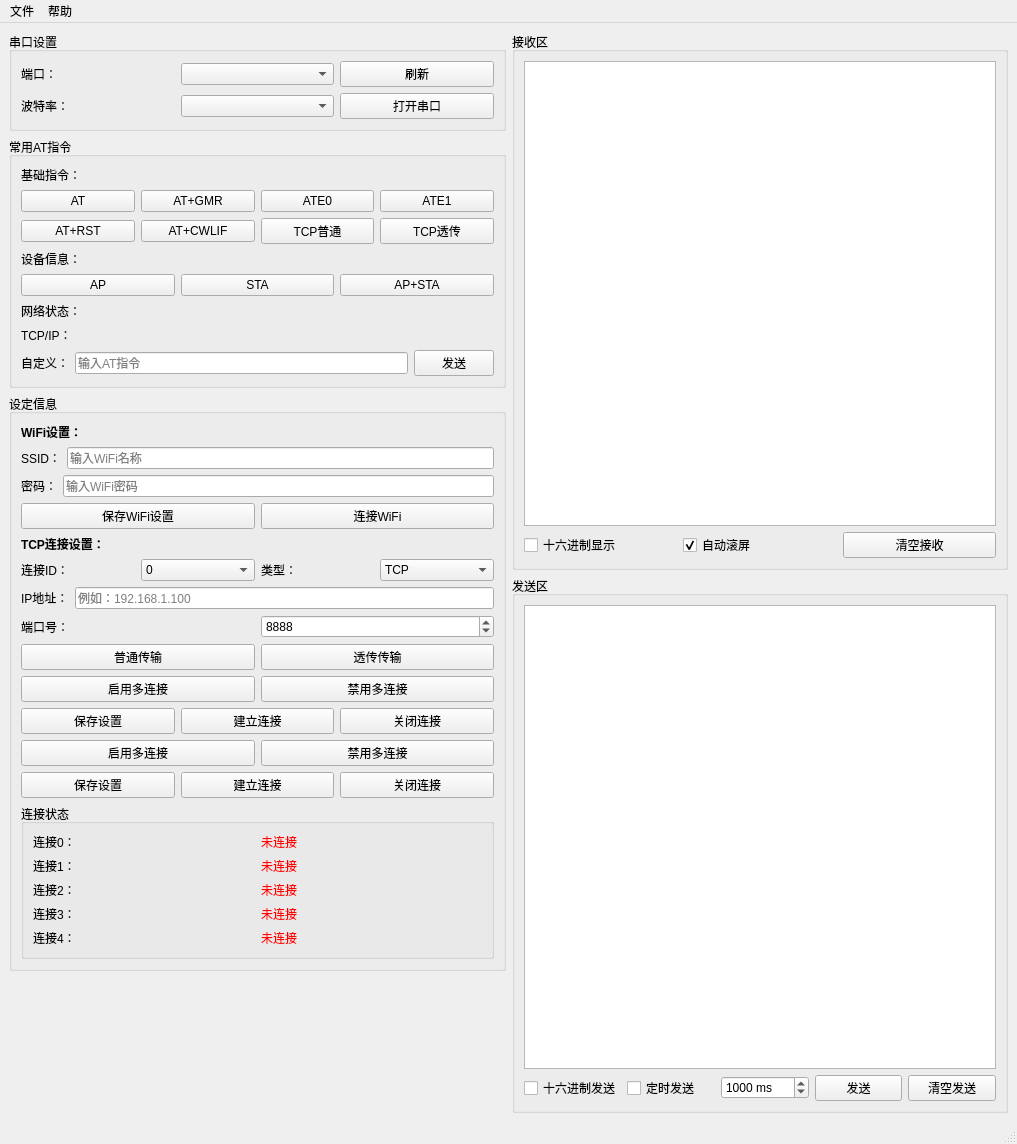
Old version of the form mainwindow.ui in the repository angus-tech/ATserialTool.
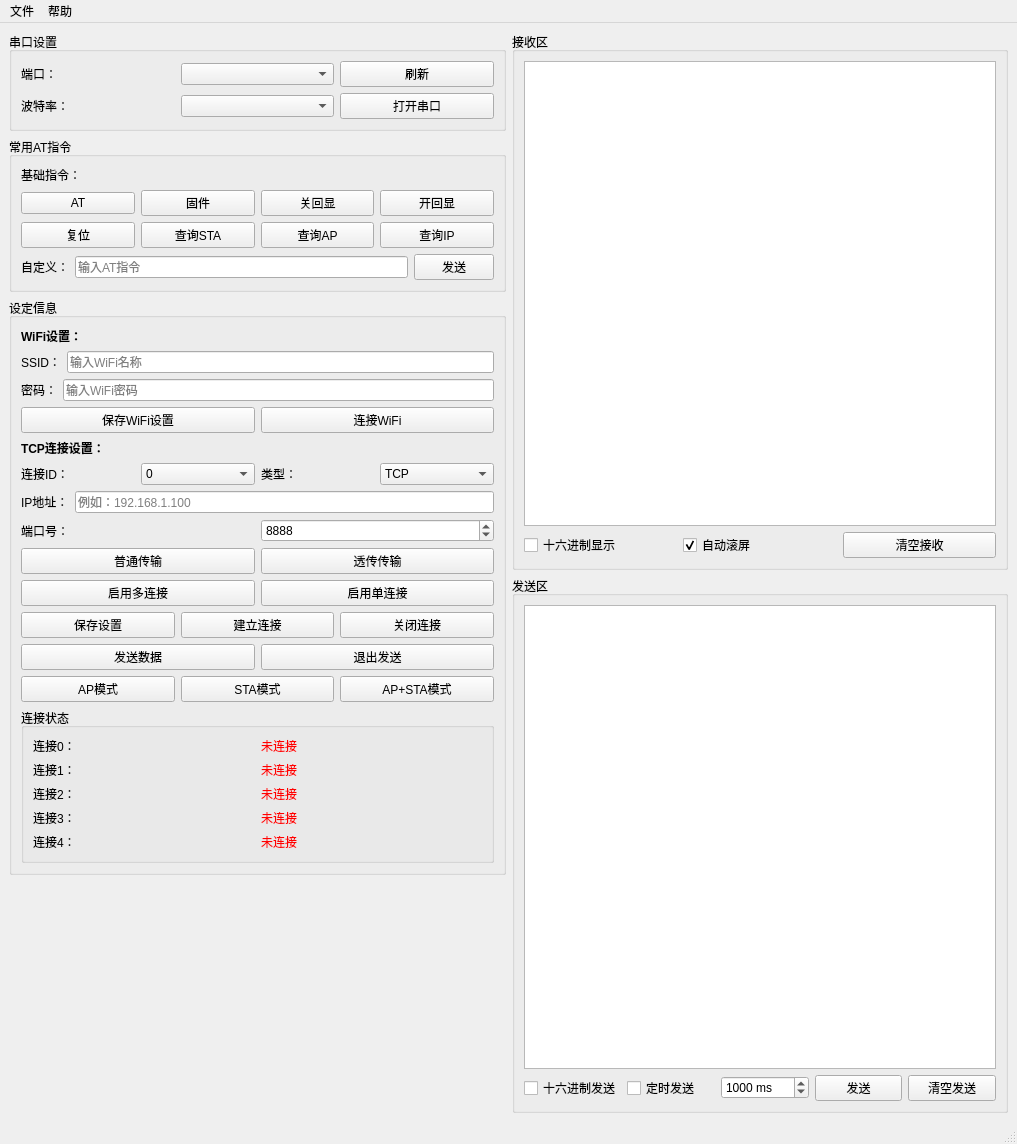
New version of the form.

Commit message: optimize ui and delete repeat combox.

What changed in the file:
```diff
--- a/mainwindow.ui
+++ b/mainwindow.ui
@@ -93,21 +93,21 @@
            <item>
             <widget class="QPushButton" name="btnATGMR">
              <property name="text">
-              <string>AT+GMR</string>
+              <string>固件</string>
              </property>
             </widget>
            </item>
            <item>
             <widget class="QPushButton" name="btnATE0">
              <property name="text">
-              <string>ATE0</string>
+              <string>关回显</string>
              </property>
             </widget>
            </item>
            <item>
             <widget class="QPushButton" name="btnATE1">
              <property name="text">
-              <string>ATE1</string>
+              <string>开回显</string>
              </property>
             </widget>
            </item>
@@ -118,79 +118,33 @@
            <item>
             <widget class="QPushButton" name="btnATRST">
              <property name="text">
-              <string>AT+RST</string>
+              <string>复位</string>
              </property>
             </widget>
            </item>
            <item>
             <widget class="QPushButton" name="btnATCWLIF">
              <property name="text">
-              <string>AT+CWLIF</string>
+              <string>查询STA</string>
              </property>
             </widget>
            </item>
            <item>
             <widget class="QPushButton" name="btnATCIPMODE0">
              <property name="text">
-              <string>TCP普通</string>
+              <string>查询AP</string>
              </property>
             </widget>
            </item>
            <item>
             <widget class="QPushButton" name="btnATCIPMODE1">
              <property name="text">
-              <string>TCP透传</string>
+              <string>查询IP</string>
              </property>
             </widget>
            </item>
           </layout>
          </item>
-         <item>
-          <widget class="QLabel" name="labelInfo">
-           <property name="text">
-            <string>设备信息：</string>
-           </property>
-          </widget>
-         </item>
-         <item>
-          <layout class="QHBoxLayout" name="layoutInfo">
-           <item>
-            <widget class="QPushButton" name="btnATCWMODEAP">
-             <property name="text">
-              <string>AP</string>
-             </property>
-            </widget>
-           </item>
-           <item>
-            <widget class="QPushButton" name="btnATCWMODESTA">
-             <property name="text">
-              <string>STA</string>
-             </property>
-            </widget>
-           </item>
-           <item>
-            <widget class="QPushButton" name="btnATCWMODEAPSTA">
-             <property name="text">
-              <string>AP+STA</string>
-             </property>
-            </widget>
-           </item>
-          </layout>
-         </item>
-         <item>
-          <widget class="QLabel" name="labelNetwork">
-           <property name="text">
-            <string>网络状态：</string>
-           </property>
-          </widget>
-         </item>
-         <item>
-          <widget class="QLabel" name="labelTCP">
-           <property name="text">
-            <string>TCP/IP：</string>
-           </property>
-          </widget>
-         </item>
          <item>
           <layout class="QHBoxLayout" name="layoutCustom">
            <item>
@@ -455,7 +409,7 @@
            <item>
             <widget class="QPushButton" name="btnDisableMux">
              <property name="text">
-              <string>禁用多连接</string>
+              <string>启用单连接</string>
              </property>
             </widget>
            </item>
@@ -491,16 +445,16 @@
          <item>
           <layout class="QHBoxLayout" name="layoutMultiConn">
            <item>
-            <widget class="QPushButton" name="btnEnableMux">
+            <widget class="QPushButton" name="btnSendData">
              <property name="text">
-              <string>启用多连接</string>
+              <string>发送数据</string>
              </property>
             </widget>
            </item>
            <item>
-            <widget class="QPushButton" name="btnDisableMux">
+            <widget class="QPushButton" name="btnExitSend">
              <property name="text">
-              <string>禁用多连接</string>
+              <string>退出发送</string>
              </property>
             </widget>
            </item>
@@ -509,23 +463,23 @@
          <item>
           <layout class="QHBoxLayout" name="layoutTCPButtons">
            <item>
-            <widget class="QPushButton" name="btnSaveTCP">
+            <widget class="QPushButton" name="btnModeAP">
              <property name="text">
-              <string>保存设置</string>
+              <string>AP模式</string>
              </property>
             </widget>
            </item>
            <item>
-            <widget class="QPushButton" name="btnConnectTCP">
+            <widget class="QPushButton" name="btnModeSTA">
              <property name="text">
-              <string>建立连接</string>
+              <string>STA模式</string>
              </property>
             </widget>
            </item>
            <item>
-            <widget class="QPushButton" name="btnCloseConn">
+            <widget class="QPushButton" name="btnModeAPSTA">
              <property name="text">
-              <string>关闭连接</string>
+              <string>AP+STA模式</string>
              </property>
             </widget>
            </item>
```
Left out of the diff: 32 changed lines with no effect on the pictures. The commit also changes 2 other files.
